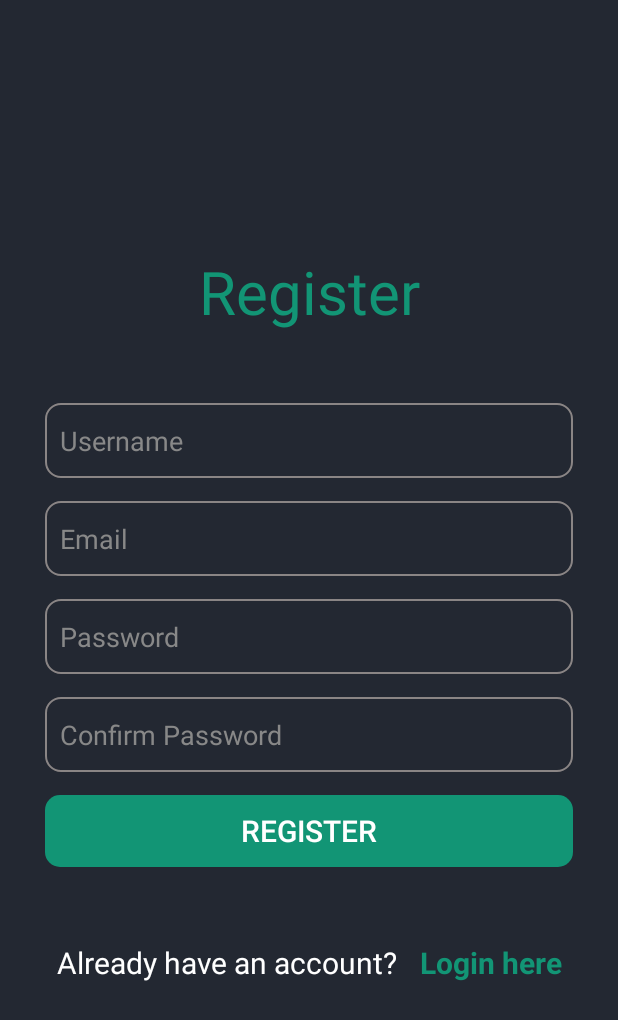
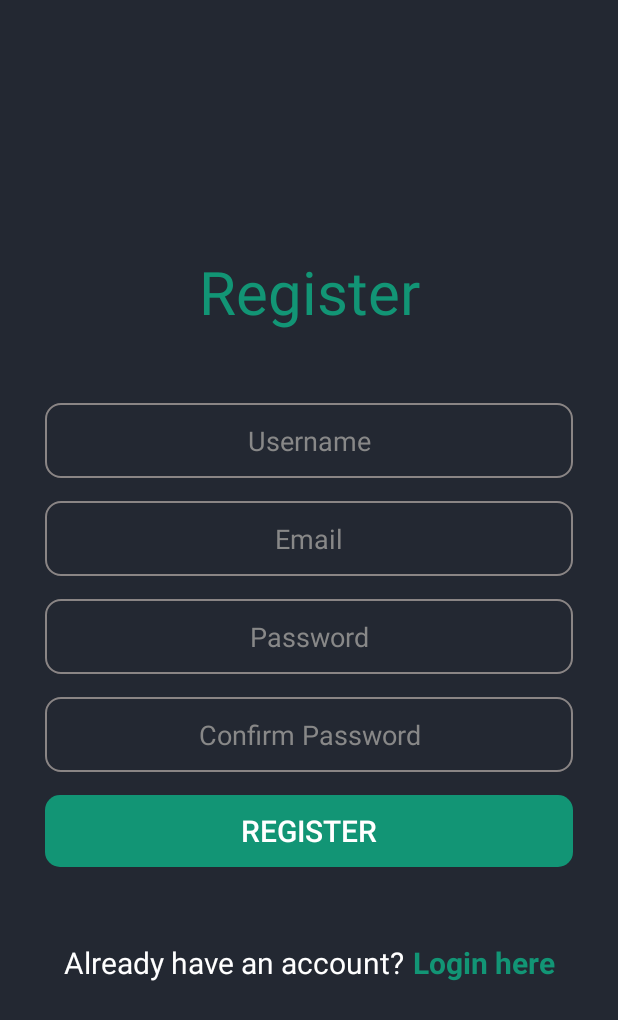
Before and after one commit to Ebrahim011/TicTacToe, an Android app: the RegisterFragment screen opened through its navigation route, on a phone screen of 412 x 824 dp. Shown: the top 1020 px of the screen. Run offline under Robolectric (Android 15) with nearby library versions, the phone set to English and light mode, and no system bars.

```diff
--- a/app/src/main/java/com/ebrahimamin/tictactoe/FriendGameFragment.kt
+++ b/app/src/main/java/com/ebrahimamin/tictactoe/FriendGameFragment.kt
@@ -27,9 +27,8 @@ class FriendGameFragment : Fragment() {
         val continueButton: MaterialButton = view.findViewById(R.id.continueButton)
 
         continueButton.setOnClickListener {
-            val player1Name = if (player1EditText.text.toString().isEmpty()) "Player 1" else player1EditText.text.toString()
-            val player2Name = if (player2EditText.text.toString().isEmpty()) "Player 2" else player2EditText.text.toString()
-
+            val player1Name = if (player1EditText.text.toString().isEmpty()) getString(R.string.player_1) else player1EditText.text.toString()
+            val player2Name = if (player2EditText.text.toString().isEmpty()) getString(R.string.player_2) else player2EditText.text.toString()
             val action = FriendGameFragmentDirections.actionFriendGameFragmentToFriendGamePlayFragment(player1Name, player2Name)
             findNavController().navigate(action)
         }
--- a/app/src/main/java/com/ebrahimamin/tictactoe/GameFragment.kt
+++ b/app/src/main/java/com/ebrahimamin/tictactoe/GameFragment.kt
@@ -70,7 +70,7 @@ class GameFragment : Fragment() {
                 findNavController().navigate(action)
             }
             else -> {
-                Toast.makeText(context, "Please select a side", Toast.LENGTH_SHORT).show()
+                Toast.makeText(context, getString(R.string.please_select_a_side), Toast.LENGTH_SHORT).show()
             }
         }
     }
--- a/app/src/main/java/com/ebrahimamin/tictactoe/LoginFragment.kt
+++ b/app/src/main/java/com/ebrahimamin/tictactoe/LoginFragment.kt
@@ -34,6 +34,7 @@ class LoginFragment : Fragment() {
         }
         requireActivity().onBackPressedDispatcher.addCallback(this, callback)
     }
+
     override fun onCreateView(
         inflater: LayoutInflater, container: ViewGroup?,
         savedInstanceState: Bundle?
@@ -78,4 +79,5 @@ class LoginFragment : Fragment() {
 
     }
 
+
 }
--- /dev/null
+++ b/app/src/main/res/drawable/baseline_language_24.xml
@@ -0,0 +1,5 @@
+<vector xmlns:android="http://schemas.android.com/apk/res/android" android:height="24dp" android:tint="#103AD8" android:viewportHeight="24" android:viewportWidth="24" android:width="24dp">
+
+    <path android:fillColor="@android:color/white" android:pathData="M11.99,2C6.47,2 2,6.48 2,12s4.47,10 9.99,10C17.52,22 22,17.52 22,12S17.52,2 11.99,2zM18.92,8h-2.95c-0.32,-1.25 -0.78,-2.45 -1.38,-3.56 1.84,0.63 3.37,1.91 4.33,3.56zM12,4.04c0.83,1.2 1.48,2.53 1.91,3.96h-3.82c0.43,-1.43 1.08,-2.76 1.91,-3.96zM4.26,14C4.1,13.36 4,12.69 4,12s0.1,-1.36 0.26,-2h3.38c-0.08,0.66 -0.14,1.32 -0.14,2 0,0.68 0.06,1.34 0.14,2L4.26,14zM5.08,16h2.95c0.32,1.25 0.78,2.45 1.38,3.56 -1.84,-0.63 -3.37,-1.9 -4.33,-3.56zM8.03,8L5.08,8c0.96,-1.66 2.49,-2.93 4.33,-3.56C8.81,5.55 8.35,6.75 8.03,8zM12,19.96c-0.83,-1.2 -1.48,-2.53 -1.91,-3.96h3.82c-0.43,1.43 -1.08,2.76 -1.91,3.96zM14.34,14L9.66,14c-0.09,-0.66 -0.16,-1.32 -0.16,-2 0,-0.68 0.07,-1.35 0.16,-2h4.68c0.09,0.65 0.16,1.32 0.16,2 0,0.68 -0.07,1.34 -0.16,2zM14.59,19.56c0.6,-1.11 1.06,-2.31 1.38,-3.56h2.95c-0.96,1.65 -2.49,2.93 -4.33,3.56zM16.36,14c0.08,-0.66 0.14,-1.32 0.14,-2 0,-0.68 -0.06,-1.34 -0.14,-2h3.38c0.16,0.64 0.26,1.31 0.26,2s-0.1,1.36 -0.26,2h-3.38z"/>
+
+</vector>
--- a/app/src/main/res/layout/fragment_game.xml
+++ b/app/src/main/res/layout/fragment_game.xml
@@ -19,7 +19,7 @@
             android:id="@+id/titleTextView"
             android:layout_width="wrap_content"
             android:layout_height="wrap_content"
-            android:text="Pick your side"
+            android:text="@string/pick_your_side"
             android:textSize="24sp"
             android:gravity="center"
             android:textColor="?android:textColorPrimary"
@@ -84,9 +84,9 @@
         <!-- Continue Button -->
         <com.google.android.material.button.MaterialButton
             android:id="@+id/continueButton"
-            android:layout_width="80dp"
+            android:layout_width="wrap_content"
             android:layout_height="wrap_content"
-            android:text="Go"
+            android:text="@string/go"
             android:textColor="@color/white"
             android:textSize="24sp"
             android:textStyle="bold"
--- a/app/src/main/res/layout/fragment_game_play.xml
+++ b/app/src/main/res/layout/fragment_game_play.xml
@@ -33,7 +33,7 @@
             android:id="@+id/textView2"
             android:layout_width="wrap_content"
             android:layout_height="wrap_content"
-            android:text="Player"
+            android:text="@string/you"
             android:textSize="20sp"
             app:layout_constraintBottom_toBottomOf="parent"
             app:layout_constraintEnd_toStartOf="@+id/textView"
@@ -216,8 +216,8 @@
         android:id="@+id/toggleButton"
         android:layout_width="wrap_content"
         android:layout_height="wrap_content"
-        android:textOff="Easy"
-        android:textOn="Hard"
+        android:textOff="@string/easy"
+        android:textOn="@string/hard"
         android:layout_gravity="center_horizontal"
         android:background="@drawable/login_shape"
         android:textColor="@color/white"
--- a/app/src/main/res/layout/fragment_home.xml
+++ b/app/src/main/res/layout/fragment_home.xml
@@ -25,7 +25,7 @@
         <TextView
             android:layout_width="wrap_content"
             android:layout_height="wrap_content"
-            android:text="Choose play mode"
+            android:text="@string/choose_play_mode"
             android:textSize="28sp"
             android:layout_marginTop="24dp"
             android:textColor="?android:textColorPrimary" />
@@ -33,7 +33,7 @@
             android:id="@+id/btn_with_ai"
             android:layout_width="220dp"
             android:layout_height="wrap_content"
-            android:text="With  AI "
+            android:text="@string/with_ai"
             android:textSize="20sp"
             android:layout_marginTop="24dp"
             android:textColor="@color/white"
@@ -44,7 +44,7 @@
             android:id="@+id/btn_with_friend"
             android:layout_width="220dp"
             android:layout_height="wrap_content"
-            android:text="With Friend"
+            android:text="@string/with_friend"
             android:textColor="@color/white"
             android:textSize="20sp"
             android:layout_marginTop="16dp"
--- a/app/src/main/res/layout/fragment_register.xml
+++ b/app/src/main/res/layout/fragment_register.xml
@@ -15,9 +15,9 @@
             android:layout_width="match_parent"
             android:layout_height="wrap_content"
             android:gravity="center"
-            android:text="Register"
+            android:text="@string/register"
             android:textColor="#129575"
-            android:textSize="40dp"
+            android:textSize="40sp"
             android:layout_marginBottom="50dp"
             app:layout_constraintTop_toTopOf="parent"
             app:layout_constraintBottom_toTopOf="@+id/et_user_name" />
@@ -28,9 +28,10 @@
             android:layout_height="50dp"
             android:layout_marginHorizontal="30dp"
             android:inputType="textPersonName"
+            android:gravity="center"
             android:layout_marginTop="100dp"
             android:background="@drawable/edit_text_shape"
-            android:hint="Username"
+            android:hint="@string/username"
             android:paddingHorizontal="10dp"
             app:layout_constraintTop_toTopOf="parent"
             app:layout_constraintStart_toStartOf="parent"
@@ -41,9 +42,10 @@
             android:layout_width="match_parent"
             android:layout_height="50dp"
             android:layout_marginHorizontal="30dp"
+            android:gravity="center"
             android:layout_marginTop="15dp"
             android:background="@drawable/edit_text_shape"
-            android:hint="Email"
+            android:hint="@string/email"
             android:inputType="textEmailAddress"
             android:paddingHorizontal="10dp"
             app:layout_constraintTop_toBottomOf="@id/et_user_name"
@@ -71,8 +73,9 @@
             android:layout_marginHorizontal="30dp"
             android:layout_marginTop="15dp"
             android:background="@drawable/edit_text_shape"
-            android:hint="Password"
+            android:hint="@string/password"
             android:inputType="textPassword"
+            android:gravity="center"
             android:paddingHorizontal="10dp"
             app:layout_constraintTop_toBottomOf="@id/tv_email_helper"
             app:layout_constraintStart_toStartOf="parent"
@@ -99,8 +102,9 @@
             android:layout_marginHorizontal="30dp"
             android:layout_marginTop="15dp"
             android:background="@drawable/edit_text_shape"
-            android:hint="Confirm Password"
+            android:hint="@string/confirm_password"
             android:inputType="textPassword"
+            android:gravity="center"
             android:paddingHorizontal="10dp"
             app:layout_constraintTop_toBottomOf="@id/tv_password_helper"
             app:layout_constraintStart_toStartOf="parent"
@@ -127,7 +131,7 @@
             android:layout_marginHorizontal="30dp"
             android:layout_marginTop="15dp"
             android:background="@drawable/login_shape"
-            android:text="Register"
+            android:text="@string/register"
             android:textColor="@color/white"
             android:textSize="20sp"
             app:layout_constraintTop_toBottomOf="@id/tvConfirmPasswordHelper"
@@ -147,7 +151,7 @@
                 android:id="@+id/tv_already_have_acc"
                 android:layout_width="wrap_content"
                 android:layout_height="wrap_content"
-                android:text="Already have an account?  "
+                android:text="@string/already_have_an_account"
 
                 android:textSize="20sp" />
 
@@ -156,7 +160,7 @@
                 android:layout_width="wrap_content"
                 android:layout_height="wrap_content"
                 android:layout_marginStart="5dp"
-                android:text="Login here"
+                android:text="@string/login_here"
                 android:textColor="#129575"
                 android:textSize="20sp"
                 android:textStyle="bold" />
--- a/app/src/main/res/values/strings.xml
+++ b/app/src/main/res/values/strings.xml
@@ -2,4 +2,42 @@
     <string name="app_name">Tic Tac Toe</string>
     <!-- TODO: Remove or change this placeholder text -->
     <string name="hello_blank_fragment">Hello blank fragment</string>
+    <string name="player_1">Player 1</string>
+    <string name="player_2">Player 2</string>
+    <string name="wins">" Wins!"</string>
+    <string name="it_s_a_draw">It\'s a Draw!</string>
+    <string name="s_turn">\'s Turn</string>
+    <string name="please_select_a_side">Please select a side</string>
+    <string name="computer_hard">Computer (Hard)</string>
+    <string name="computer_easy">Computer (Easy)</string>
+    <string name="you_wins">You Wins!</string>
+    <string name="draw">Draw!</string>
+    <string name="computer_wins">Computer Wins!</string>
+    <string name="please_fill_in_all_fields">Please fill in all fields</string>
+    <string name="please_enter_a_valid_email_address">Please enter a valid email address.</string>
+    <string name="password_must_be_6_12_characters_including_at_least_one_uppercase_letter_one_lowercase_letter_and_one_number">Password must be 6-12 characters, including at least one uppercase letter, one lowercase letter, and one number.</string>
+    <string name="confirm_password_does_not_match_the_password" translatable="false">Confirm Password does not match the Password.</string>
+    <string name="email_already_exists">Email already exists</string>
+    <string name="add_your_names">Add your names</string>
+    <string name="player_1_name">Player 1 Name</string>
+    <string name="player_2_name">Player 2 Name</string>
+    <string name="go">Go</string>
+    <string name="pick_your_side">Pick your side</string>
+    <string name="easy">Easy</string>
+    <string name="hard">Hard</string>
+    <string name="you">you</string>
+    <string name="choose_play_mode">Choose play mode</string>
+    <string name="with_ai">With AI</string>
+    <string name="with_friend">With Friend</string>
+    <string name="login">Login</string>
+    <string name="email">Email</string>
+    <string name="password">Password</string>
+    <string name="register_here">Register here</string>
+    <string name="don_t_have_an_account">Don\'t have an account?</string>
+    <string name="loginbtn">Login</string>
+    <string name="register">Register</string>
+    <string name="username">Username</string>
+    <string name="confirm_password">Confirm Password</string>
+    <string name="already_have_an_account">Already have an account?</string>
+    <string name="login_here">Login here</string>
 </resources>
```
Also changed, not shown: app/src/main/java/com/ebrahimamin/tictactoe/FriendGamePlayFragment.kt (+17 -8 lines), app/src/main/java/com/ebrahimamin/tictactoe/GamePlayFragment.kt (+11 -6 lines), app/src/main/java/com/ebrahimamin/tictactoe/HomeActivity.kt (+32 -14 lines), app/src/main/java/com/ebrahimamin/tictactoe/RegisterFragment.kt (+10 -5 lines), app/src/main/res/layout/activity_home.xml (+10 -0 lines), app/src/main/res/layout/fragment_friend_game.xml (+5 -5 lines), app/src/main/res/layout/fragment_login.xml (+10 -7 lines), 1 other file.
